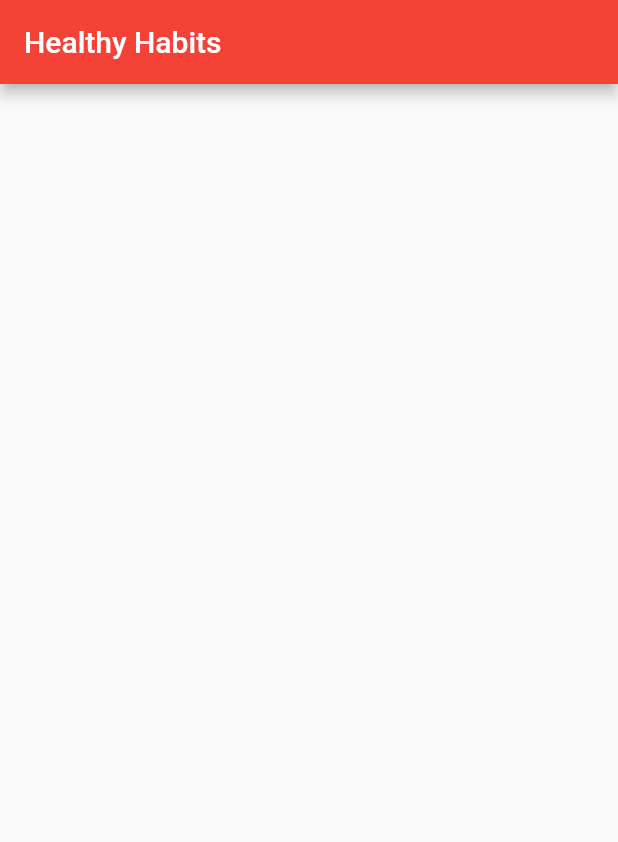
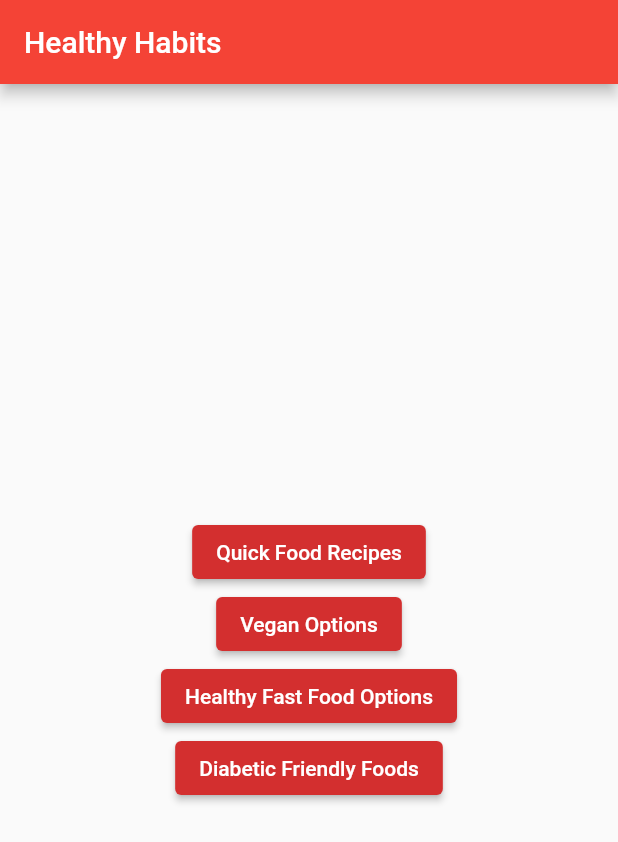
Before and after one commit to 5418221211/food, a Flutter app: the screen it shows after launch, on a phone screen of 412 x 824 dp. Shown: the top 842 px of the screen. Run offline on Flutter 3.47's test engine with Material 2 defaults, Android fonts, the phone set to English and light mode, and no system bars.

Commit message:
added buttons on home screen added an image to use for background.jpg

```diff
--- a/lib/main.dart
+++ b/lib/main.dart
@@ -1,3 +1,4 @@
+import 'package:flutter/cupertino.dart';
 import 'package:flutter/material.dart';
 
 void main() {
@@ -38,7 +39,36 @@ class _MyHomePageState extends State<MyHomePage> {
       body: Center(
         child: Column(
           mainAxisAlignment: MainAxisAlignment.center,
-          children: <Widget>[],
+          children: <Widget>[
+            ElevatedButton(
+                onPressed: (){},
+                child: Text('Quick Food Recipes'),
+                style: ButtonStyle(
+                  backgroundColor: MaterialStateProperty.all(Colors.red.shade700),
+                ),
+            ),
+            ElevatedButton(
+              onPressed: (){},
+              child: Text('Vegan Options'),
+              style: ButtonStyle(
+                backgroundColor: MaterialStateProperty.all(Colors.red.shade700),
+              ),
+            ),
+            ElevatedButton(
+              onPressed: (){},
+              child: Text('Healthy Fast Food Options'),
+              style: ButtonStyle(
+                backgroundColor: MaterialStateProperty.all(Colors.red.shade700),
+              ),
+            ),
+            ElevatedButton(
+              onPressed: (){},
+              child: Text('Diabetic Friendly Foods'),
+              style: ButtonStyle(
+                backgroundColor: MaterialStateProperty.all(Colors.red.shade700),
+              ),
+            ),
+          ],
         ),
       ),
     );
--- a/pubspec.yaml
+++ b/pubspec.yaml
@@ -45,7 +45,8 @@ flutter:
   uses-material-design: true
 
   # To add assets to your application, add an assets section, like this:
-  # assets:
+   assets:
+     - assets/
   #   - images/a_dot_burr.jpeg
   #   - images/a_dot_ham.jpeg
 
```
Also changed, not shown: pubspec.lock, 1 other file.
